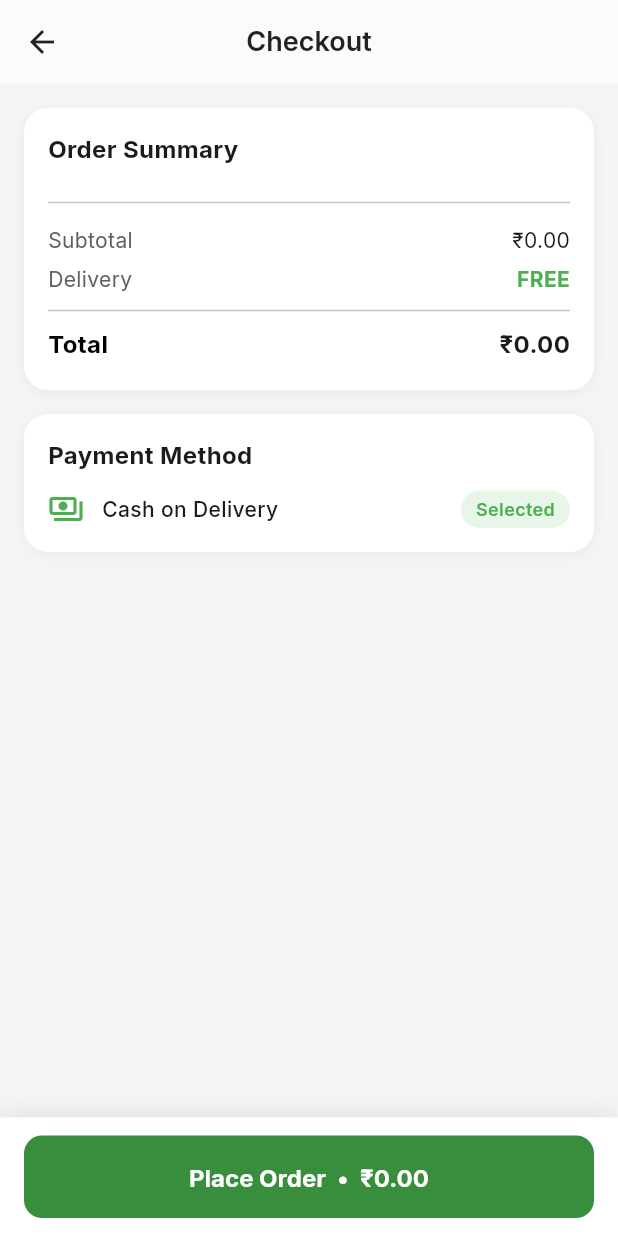
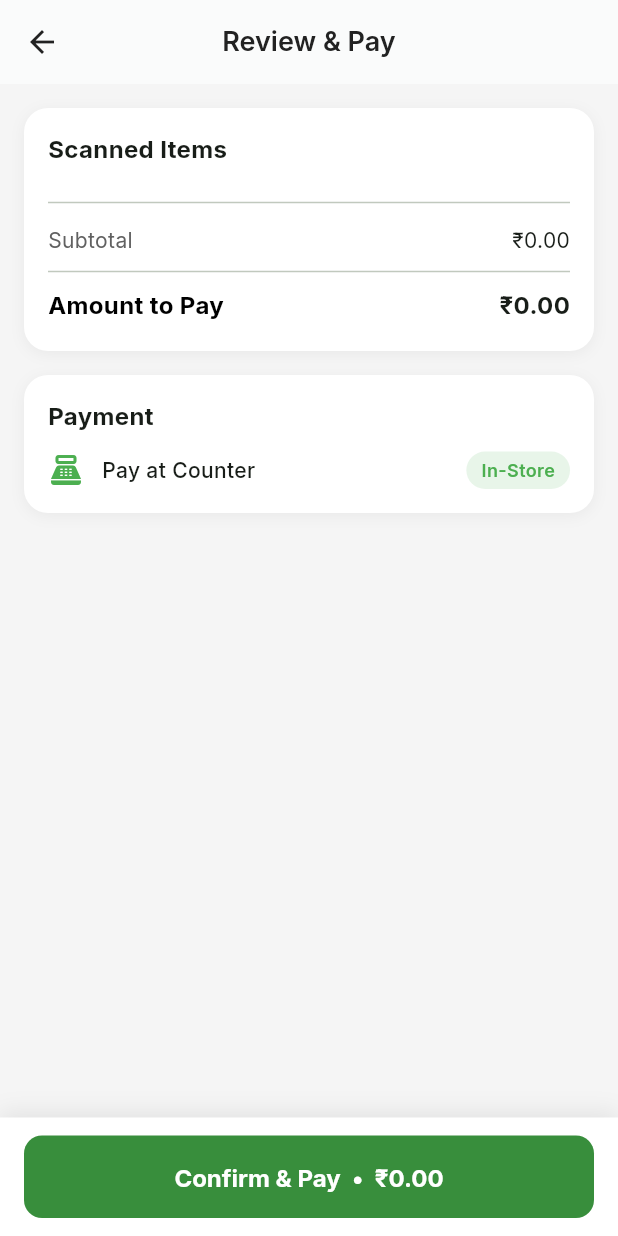
Before and after one commit to saurabhu366-boop/Grozo, a Flutter app: the CheckoutScreen screen opened directly with empty values, on a phone screen of 412 x 824 dp. Run offline on Flutter 3.47's test engine with Material 3 defaults, Android fonts, the phone set to English and light mode, and no system bars; our stand-ins replace google_fonts, google_generative_ai, shared_preferences; missing offline and left inert: mobile_scanner; accounts and stored records are empty.

Commit message:
git commit -m"updated files"

```diff
--- a/lib/screens/checkout_screen.dart
+++ b/lib/screens/checkout_screen.dart
@@ -21,22 +21,20 @@ class CheckoutScreen extends StatefulWidget {
 
 class _CheckoutScreenState extends State<CheckoutScreen> {
   final CartService _cartService = CartService();
-  bool _placingOrder = false;
+  bool _confirming = false;  // ✅ renamed from _placingOrder
 
-  Future<void> _placeOrder() async {
-    setState(() => _placingOrder = true);
+  Future<void> _confirmCheckout() async {   // ✅ renamed from _placeOrder
+    setState(() => _confirming = true);
     try {
       final response = await _cartService.checkout();
       if (!mounted) return;
-
-      // Navigate to receipt, replacing checkout screen
       Navigator.pushReplacement(
         context,
         MaterialPageRoute(builder: (_) => ReceiptScreen(response: response)),
       );
     } catch (e) {
       if (!mounted) return;
-      setState(() => _placingOrder = false);
+      setState(() => _confirming = false);
       ScaffoldMessenger.of(context).showSnackBar(
         SnackBar(
           content: Text(e.toString().replaceFirst('Exception: ', '')),
@@ -51,31 +49,30 @@ class _CheckoutScreenState extends State<CheckoutScreen> {
     return Scaffold(
       backgroundColor: Colors.grey[100],
       appBar: AppBar(
-        title: const Text("Checkout"),
+        title: const Text("Review & Pay"),   // ✅ was "Checkout"
         centerTitle: true,
         backgroundColor: Colors.white,
         foregroundColor: Colors.black,
         elevation: 0.5,
       ),
-      bottomNavigationBar: _PlaceOrderBar(
+      bottomNavigationBar: _ConfirmBar(     // ✅ renamed widget
         totalAmount: widget.totalAmount,
-        placing: _placingOrder,
-        onPlace: _placeOrder,
+        confirming: _confirming,
+        onConfirm: _confirmCheckout,
       ),
       body: ListView(
         padding: const EdgeInsets.all(16),
         children: [
 
-          // ── Order Summary card ──
+          // ── Scanned Items card ──
           _SectionCard(
-            title: "Order Summary",
+            title: "Scanned Items",          // ✅ was "Order Summary"
             child: Column(
               children: [
                 ...widget.cartItems.map((item) => Padding(
                   padding: const EdgeInsets.symmetric(vertical: 8),
                   child: Row(
                     children: [
-                      // Item icon
                       Container(
                         width: 44,
                         height: 44,
@@ -83,11 +80,10 @@ class _CheckoutScreenState extends State<CheckoutScreen> {
                           color: Colors.green[50],
                           borderRadius: BorderRadius.circular(8),
                         ),
-                        child: const Icon(Icons.shopping_bag_outlined,
-                            color: Colors.green),
+                        child: const Icon(Icons.barcode_reader,
+                            color: Colors.green),  // ✅ barcode icon
                       ),
                       const SizedBox(width: 12),
-                      // Name + qty
                       Expanded(
                         child: Column(
                           crossAxisAlignment: CrossAxisAlignment.start,
@@ -102,7 +98,6 @@ class _CheckoutScreenState extends State<CheckoutScreen> {
                           ],
                         ),
                       ),
-                      // Price
                       Text(
                         "₹${(item.price * item.quantity).toStringAsFixed(2)}",
                         style: const TextStyle(
@@ -112,12 +107,11 @@ class _CheckoutScreenState extends State<CheckoutScreen> {
                   ),
                 )),
                 const Divider(height: 24),
-                // Price breakdown
+                // ✅ REMOVED: Delivery row entirely
                 _PriceRow(label: "Subtotal", value: widget.totalAmount),
-                const _PriceRow(label: "Delivery", value: 0, isFree: true),
                 const Divider(height: 16),
                 _PriceRow(
-                  label: "Total",
+                  label: "Amount to Pay",    // ✅ was "Total"
                   value: widget.totalAmount,
                   isBold: true,
                 ),
@@ -129,12 +123,12 @@ class _CheckoutScreenState extends State<CheckoutScreen> {
 
           // ── Payment mode card ──
           _SectionCard(
-            title: "Payment Method",
+            title: "Payment",               // ✅ was "Payment Method"
             child: Row(
               children: [
-                const Icon(Icons.payments_outlined, color: Colors.green),
+                const Icon(Icons.point_of_sale, color: Colors.green), // ✅ POS icon
                 const SizedBox(width: 12),
-                const Text("Cash on Delivery",
+                const Text("Pay at Counter",  // ✅ was "Cash on Delivery"
                     style: TextStyle(fontWeight: FontWeight.w500)),
                 const Spacer(),
                 Container(
@@ -144,7 +138,7 @@ class _CheckoutScreenState extends State<CheckoutScreen> {
                     color: Colors.green[50],
                     borderRadius: BorderRadius.circular(20),
                   ),
-                  child: const Text("Selected",
+                  child: const Text("In-Store",  // ✅ was "Selected"
                       style: TextStyle(
                           color: Colors.green,
                           fontSize: 12,
@@ -159,16 +153,16 @@ class _CheckoutScreenState extends State<CheckoutScreen> {
   }
 }
 
-// ── Place Order bottom bar ────────────────────────────────────────────────────
-class _PlaceOrderBar extends StatelessWidget {
+// ── Confirm & Pay bottom bar ──────────────────────────────────────────────────
+class _ConfirmBar extends StatelessWidget {
   final double totalAmount;
-  final bool placing;
-  final VoidCallback onPlace;
+  final bool confirming;
+  final VoidCallback onConfirm;
 
-  const _PlaceOrderBar({
+  const _ConfirmBar({
     required this.totalAmount,
-    required this.placing,
-    required this.onPlace,
+    required this.confirming,
+    required this.onConfirm,
   });
 
   @override
@@ -187,17 +181,17 @@ class _PlaceOrderBar extends StatelessWidget {
       ),
       child: SafeArea(
         child: ElevatedButton(
-          onPressed: placing ? null : onPlace,
+          onPressed: confirming ? null : onConfirm,
           style: ElevatedButton.styleFrom(
             backgroundColor: Colors.green[700],
             minimumSize: const Size(double.infinity, 52),
             shape: RoundedRectangleBorder(
                 borderRadius: BorderRadius.circular(12)),
           ),
-          child: placing
+          child: confirming
               ? const CircularProgressIndicator(color: Colors.white)
               : Text(
-            "Place Order  •  ₹${totalAmount.toStringAsFixed(2)}",
+            "Confirm & Pay  •  ₹${totalAmount.toStringAsFixed(2)}", // ✅ was "Place Order"
             style: const TextStyle(
                 fontSize: 16,
                 fontWeight: FontWeight.bold,
@@ -250,13 +244,11 @@ class _PriceRow extends StatelessWidget {
   final String label;
   final double value;
   final bool isBold;
-  final bool isFree;
 
   const _PriceRow({
     required this.label,
     required this.value,
     this.isBold = false,
-    this.isFree = false,
   });
 
   @override
@@ -268,19 +260,13 @@ class _PriceRow extends StatelessWidget {
         children: [
           Text(label,
               style: TextStyle(
-                  fontWeight:
-                  isBold ? FontWeight.bold : FontWeight.normal,
+                  fontWeight: isBold ? FontWeight.bold : FontWeight.normal,
                   fontSize: isBold ? 16 : 14,
                   color: isBold ? Colors.black : Colors.grey[700])),
-          isFree
-              ? const Text("FREE",
-              style: TextStyle(
-                  color: Colors.green, fontWeight: FontWeight.bold))
-              : Text(
+          Text(
             "₹${value.toStringAsFixed(2)}",
             style: TextStyle(
-                fontWeight:
-                isBold ? FontWeight.bold : FontWeight.normal,
+                fontWeight: isBold ? FontWeight.bold : FontWeight.normal,
                 fontSize: isBold ? 16 : 14),
           ),
         ],
```
Also changed, not shown: 1 other file.
